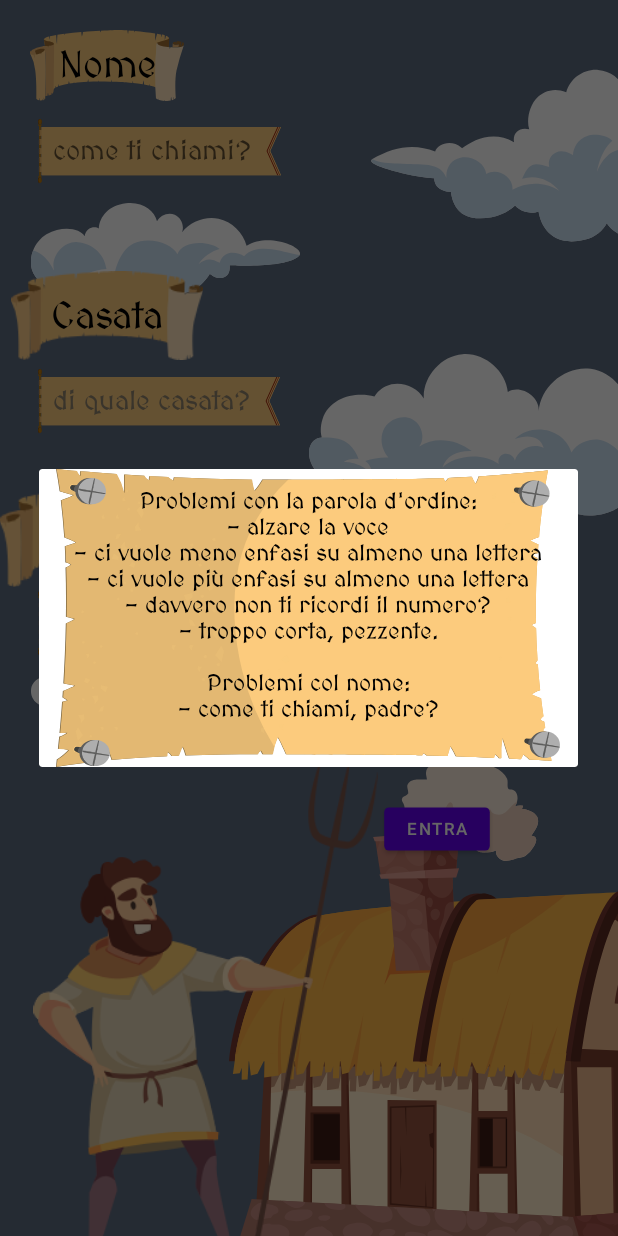
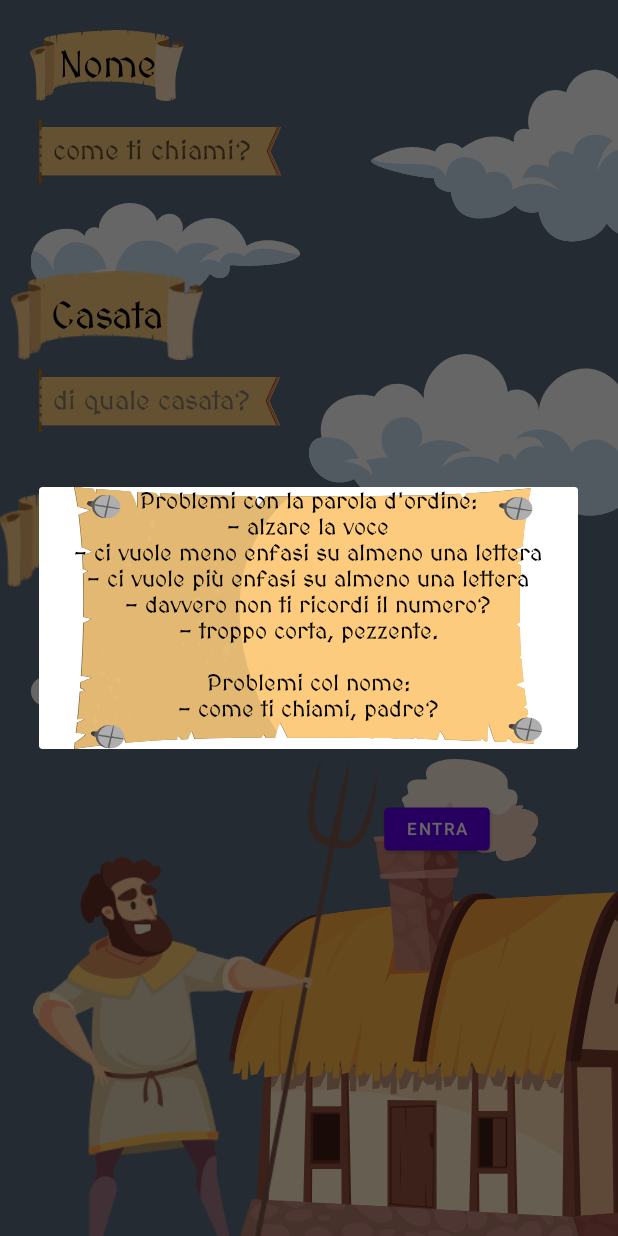
Before and after one commit to ZolloFrancesco/Pregaverso, an Android app: the LoginPlebeo screen opened directly, with no data from a screen before it, after a tap on "ENTRA", on a phone screen of 412 x 824 dp. Run offline under Robolectric (Android 15) with nearby library versions, the phone set to English and light mode, and no system bars.

Commit message:
Alcune migliorie grafiche
- Francesco Zollo (17/12/2022)

```diff
--- a/app/src/main/res/layout/popupregsacerdote.xml
+++ b/app/src/main/res/layout/popupregsacerdote.xml
@@ -3,7 +3,6 @@
     android:layout_width="wrap_content"
     android:layout_height="wrap_content"
     android:layout_gravity="center"
-    android:gravity="center"
     android:orientation="vertical">
 
     <TextView
@@ -11,7 +10,6 @@
         android:layout_width="wrap_content"
         android:layout_height="wrap_content"
         android:layout_gravity="center"
-        android:padding="12dp"
         android:background="@drawable/popuporizz"
         android:clickable="true"
         android:text="Pregaverso"
```
